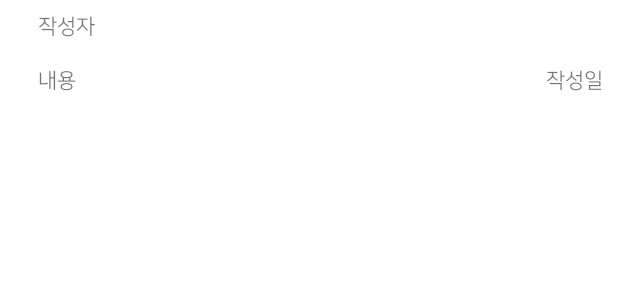
After one commit to WiFros/Alcoholic, an Android app: the layout recycle_comment_item.xml on its own in the app's theme, with its tools: preview values and no code run, on a phone screen of 412 x 824 dp. The commit adds this screen. Shown: the top 300 px of the screen. Run offline under Robolectric (Android 15) with nearby library versions, the phone set to English and light mode, and no system bars.

Commit message:
Comment
댓글 기능 구현

```diff
--- a/Alcoholics/app/src/main/java/com/hanul/alcoholic/Post.java
+++ b/Alcoholics/app/src/main/java/com/hanul/alcoholic/Post.java
@@ -5,7 +5,7 @@ import java.util.HashMap;
 import java.util.Map;
 
 /* 리스트 뷰에 들어갈 내용 입력받기 위해 클래스 만들어둠 */
-public class Post extends Comment{
+public class Post extends Comment {
     private String key;
     private String uid;
     private String title;
--- /dev/null
+++ b/Alcoholics/app/src/main/res/layout/recycle_comment_item.xml
@@ -0,0 +1,51 @@
+<?xml version="1.0" encoding="utf-8"?>
+<LinearLayout xmlns:android="http://schemas.android.com/apk/res/android"
+    xmlns:tools="http://schemas.android.com/tools"
+    android:layout_width="match_parent"
+    android:layout_height="wrap_content"
+    xmlns:app="http://schemas.android.com/apk/res-auto"
+    android:orientation="vertical">
+
+
+        <LinearLayout
+            android:layout_width="match_parent"
+            android:layout_height="wrap_content"
+            android:layout_marginLeft="15dp"
+            android:orientation="vertical">
+            <TextView
+                android:id="@+id/cm_author"
+                android:layout_width="match_parent"
+                android:layout_height="wrap_content"
+                android:text="작성자"
+                android:layout_margin="10dp"/>
+            <androidx.constraintlayout.widget.ConstraintLayout
+                android:layout_width="match_parent"
+                android:layout_height="wrap_content"
+                android:orientation="horizontal"
+                android:layout_margin="10dp">
+
+                <TextView
+                    android:id="@+id/cm_body"
+                    android:layout_width="wrap_content"
+                    android:layout_height="wrap_content"
+                    android:text="내용"
+                    app:layout_constraintBottom_toBottomOf="parent"
+                    app:layout_constraintStart_toStartOf="parent"
+                    app:layout_constraintTop_toTopOf="parent" />
+
+                <TextView
+                    android:id="@+id/cm_date"
+                    android:layout_width="wrap_content"
+                    android:layout_height="wrap_content"
+                    android:layout_gravity="bottom"
+                    android:text="작성일"
+                    app:layout_constraintBottom_toBottomOf="parent"
+                    app:layout_constraintEnd_toEndOf="parent"
+                    app:layout_constraintTop_toTopOf="parent" />
+
+            </androidx.constraintlayout.widget.ConstraintLayout>
+
+        </LinearLayout>
+
+
+    </LinearLayout>
```
Also changed, not shown: Alcoholics/app/src/main/java/com/hanul/alcoholic/CommentAdapter.java (added, +71 -0 lines), Alcoholics/app/src/main/java/com/hanul/alcoholic/Community_post.java (+53 -7 lines), Alcoholics/app/src/main/res/layout/fragment_community_post.xml (+4 -4 lines), Alcoholics/app/src/main/res/layout/recycleview_comment.xml (added, +13 -0 lines).
